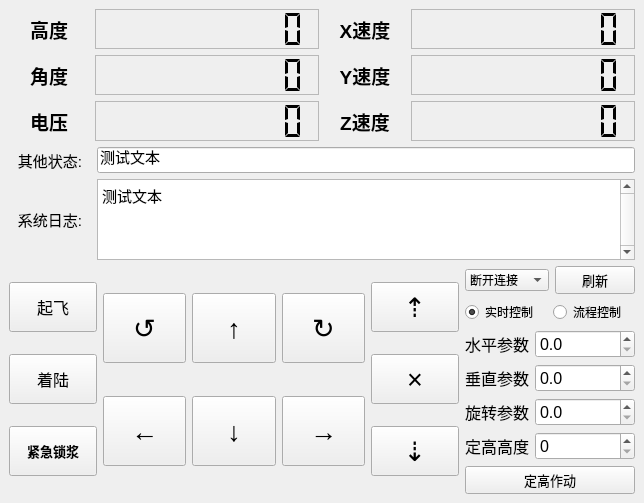
Above: python_sdk/fc_gui/gui.ui from ElluIFX/ANO_LX_FC before the change. Below: the same form after it.
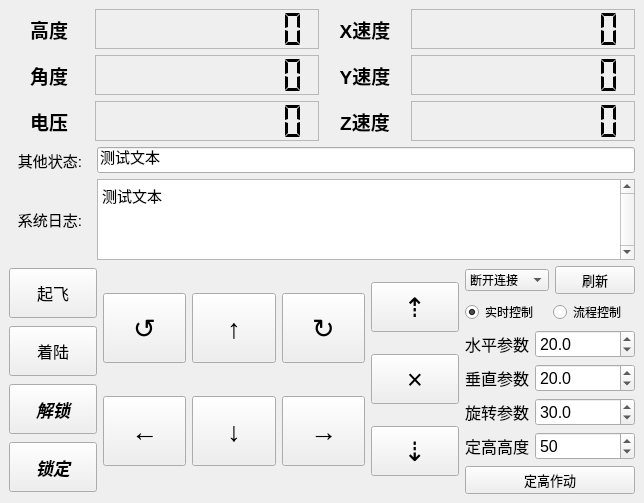
That is the form after the change.

```diff
--- a/python_sdk/fc_gui/gui.ui
+++ b/python_sdk/fc_gui/gui.ui
@@ -632,13 +632,35 @@
             </property>
             <property name="font">
              <font>
-              <pointsize>10</pointsize>
+              <pointsize>13</pointsize>
+              <italic>true</italic>
               <bold>true</bold>
               <stylestrategy>PreferAntialias</stylestrategy>
              </font>
             </property>
             <property name="text">
-             <string>紧急锁浆</string>
+             <string>解锁</string>
+            </property>
+           </widget>
+          </item>
+          <item>
+           <widget class="QPushButton" name="btn_lock">
+            <property name="minimumSize">
+             <size>
+              <width>0</width>
+              <height>50</height>
+             </size>
+            </property>
+            <property name="font">
+             <font>
+              <pointsize>13</pointsize>
+              <italic>true</italic>
+              <bold>true</bold>
+              <stylestrategy>PreferAntialias</stylestrategy>
+             </font>
+            </property>
+            <property name="text">
+             <string>锁定</string>
             </property>
            </widget>
           </item>
@@ -922,7 +944,13 @@
                <number>1</number>
               </property>
               <property name="maximum">
-               <double>30.000000000000000</double>
+               <double>100.000000000000000</double>
+              </property>
+              <property name="singleStep">
+               <double>5.000000000000000</double>
+              </property>
+              <property name="value">
+               <double>20.000000000000000</double>
               </property>
              </widget>
             </item>
@@ -959,7 +987,13 @@
                <number>1</number>
               </property>
               <property name="maximum">
-               <double>30.000000000000000</double>
+               <double>100.000000000000000</double>
+              </property>
+              <property name="singleStep">
+               <double>5.000000000000000</double>
+              </property>
+              <property name="value">
+               <double>20.000000000000000</double>
               </property>
              </widget>
             </item>
@@ -990,6 +1024,12 @@
                <number>1</number>
               </property>
               <property name="maximum">
+               <double>100.000000000000000</double>
+              </property>
+              <property name="singleStep">
+               <double>5.000000000000000</double>
+              </property>
+              <property name="value">
                <double>30.000000000000000</double>
               </property>
              </widget>
@@ -1035,6 +1075,9 @@
               <property name="stepType">
                <enum>QAbstractSpinBox::DefaultStepType</enum>
               </property>
+              <property name="value">
+               <double>50.000000000000000</double>
+              </property>
              </widget>
             </item>
            </layout>
```
Left out of the diff: 2 changed lines with no effect on the pictures.
